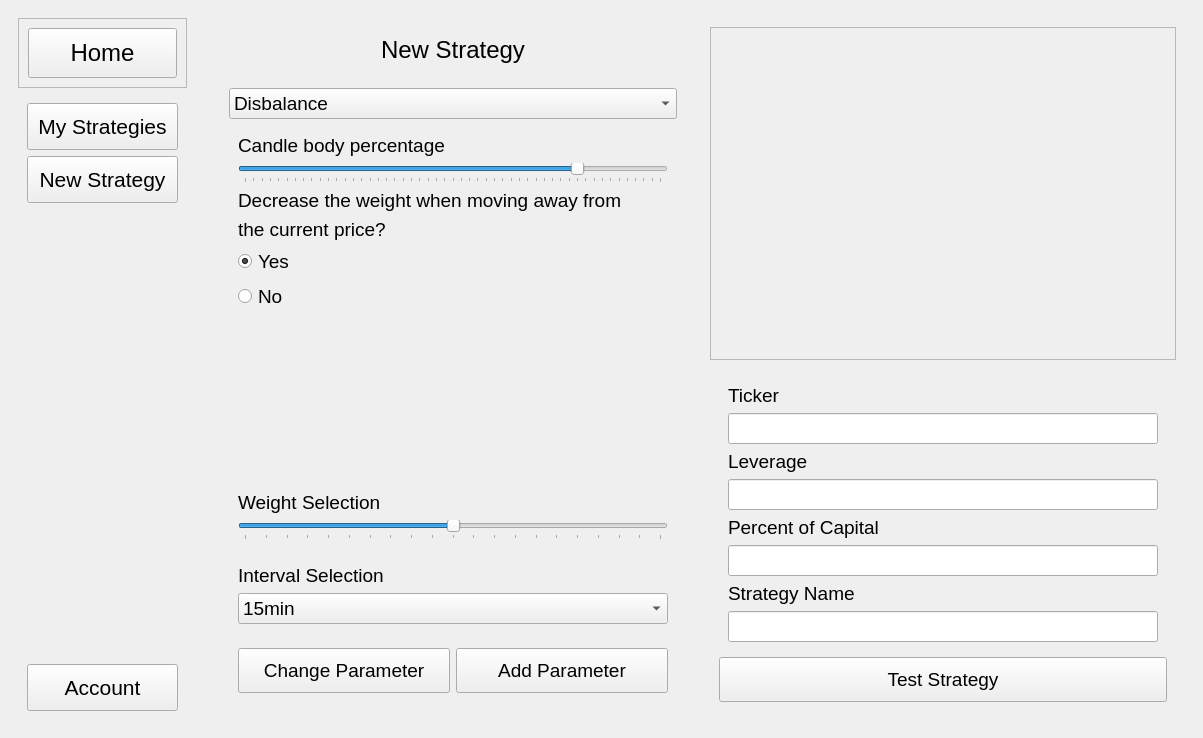
First picture: the form in mainAPP.ui, repository borissska/TradingRobotConstructor-Client, before the edit.
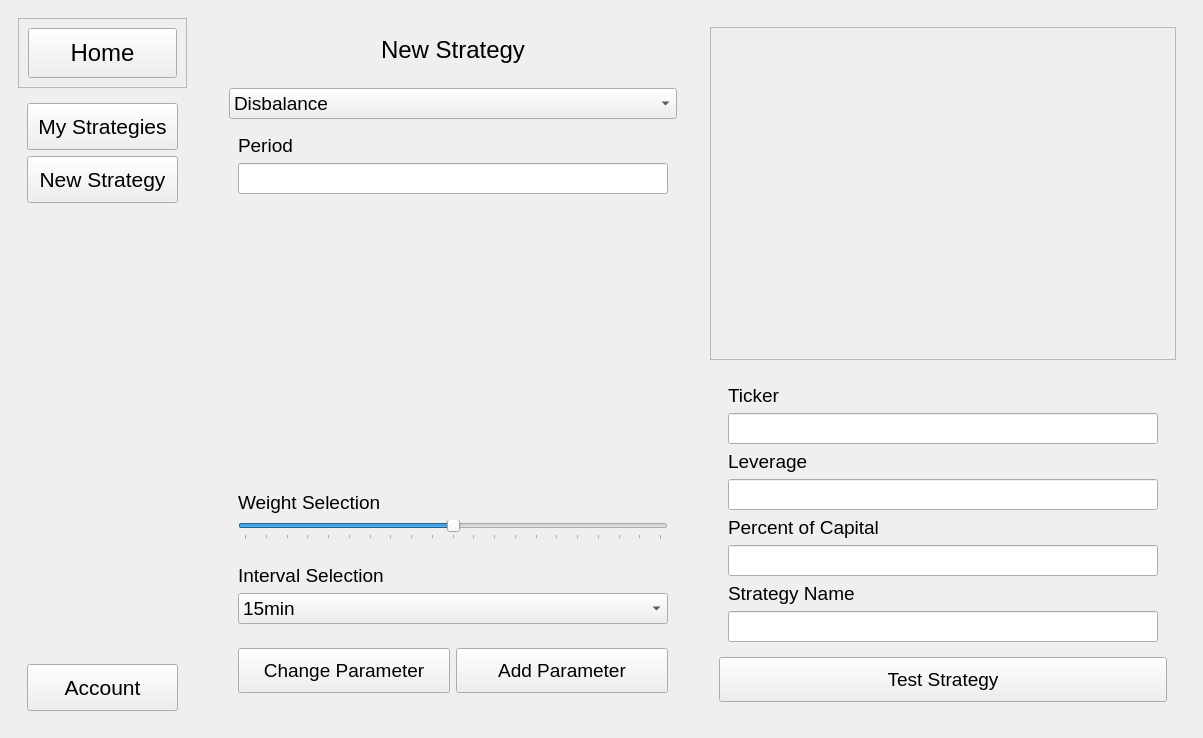
Second picture: the form after the edit. The open tabs and pages were chosen to show the change. Icons and pictures are not drawn.

What changed in the file:
```diff
--- a/mainAPP.ui
+++ b/mainAPP.ui
@@ -476,8 +476,43 @@
                   </item>
                  </layout>
                 </widget>
-                <widget class="QWidget" name="page_2">
-                 <layout class="QVBoxLayout" name="verticalLayout_11"/>
+                <widget class="QWidget" name="smaWidget">
+                 <layout class="QVBoxLayout" name="verticalLayout_11">
+                  <item>
+                   <widget class="QLabel" name="periodSMALbl">
+                    <property name="font">
+                     <font>
+                      <pointsize>14</pointsize>
+                     </font>
+                    </property>
+                    <property name="text">
+                     <string>Period</string>
+                    </property>
+                   </widget>
+                  </item>
+                  <item>
+                   <widget class="QLineEdit" name="periodSMALineEdit">
+                    <property name="font">
+                     <font>
+                      <pointsize>14</pointsize>
+                     </font>
+                    </property>
+                   </widget>
+                  </item>
+                  <item>
+                   <spacer name="verticalSpacer_5">
+                    <property name="orientation">
+                     <enum>Qt::Vertical</enum>
+                    </property>
+                    <property name="sizeHint" stdset="0">
+                     <size>
+                      <width>20</width>
+                      <height>40</height>
+                     </size>
+                    </property>
+                   </spacer>
+                  </item>
+                 </layout>
                 </widget>
                </widget>
               </item>
```
Left out of the diff: 2 changed lines with no effect on the pictures.
